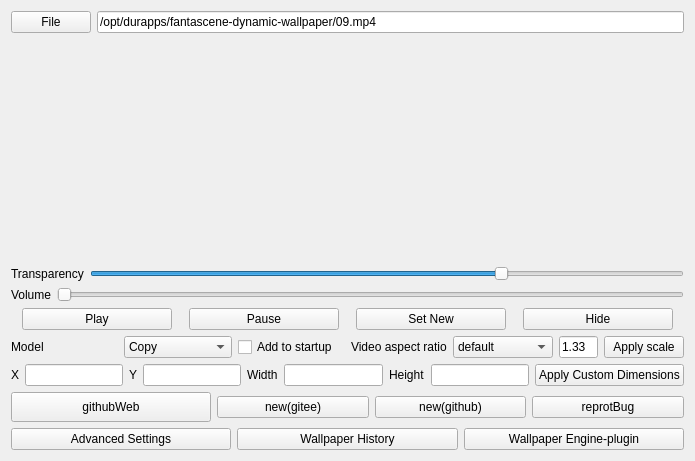
dependon/fantascene-dynamic-wallpaper, file src/settingwindow.ui: the form before one commit.
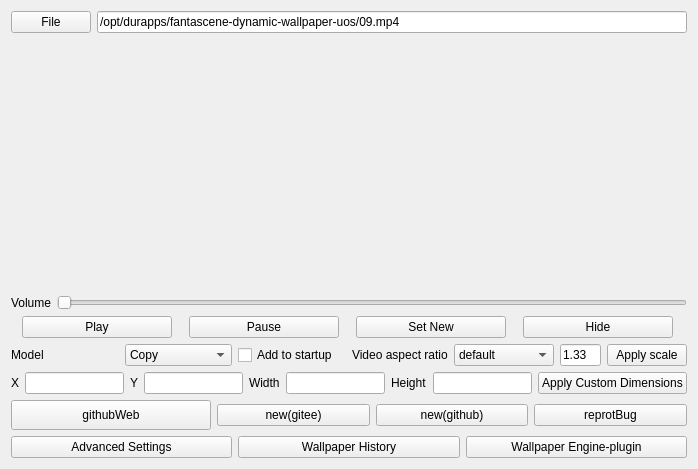
The form after the commit.

What changed in the file:
```diff
--- a/src/settingwindow.ui
+++ b/src/settingwindow.ui
@@ -6,27 +6,34 @@
    <rect>
     <x>0</x>
     <y>0</y>
-    <width>695</width>
-    <height>461</height>
+    <width>698</width>
+    <height>469</height>
    </rect>
   </property>
   <property name="windowTitle">
    <string>MainWindow</string>
   </property>
   <layout class="QGridLayout" name="gridLayout">
-   <item row="0" column="0">
-    <layout class="QHBoxLayout" name="horizontalLayout_2">
+   <item row="8" column="0">
+    <layout class="QHBoxLayout" name="horizontalLayout_4">
      <item>
-      <widget class="QPushButton" name="pathBtn">
+      <widget class="QPushButton" name="moreSettingBtn">
        <property name="text">
-        <string>File</string>
+        <string>Advanced Settings</string>
        </property>
       </widget>
      </item>
      <item>
-      <widget class="QLineEdit" name="pathEdit">
+      <widget class="QPushButton" name="history">
        <property name="text">
-        <string>/opt/durapps/fantascene-dynamic-wallpaper/09.mp4</string>
+        <string>Wallpaper History</string>
+       </property>
+      </widget>
+     </item>
+     <item>
+      <widget class="QPushButton" name="pluginBtn">
+       <property name="text">
+        <string>Wallpaper Engine-plugin</string>
        </property>
       </widget>
      </item>
@@ -82,68 +89,7 @@
      </item>
     </layout>
    </item>
-   <item row="3" column="0">
-    <spacer name="verticalSpacer">
-     <property name="orientation">
-      <enum>Qt::Vertical</enum>
-     </property>
-     <property name="sizeHint" stdset="0">
-      <size>
-       <width>20</width>
-       <height>40</height>
-      </size>
-     </property>
-    </spacer>
-   </item>
-   <item row="4" column="0">
-    <layout class="QHBoxLayout" name="horizontalLayout_17">
-     <item>
-      <widget class="QLabel" name="label_8">
-       <property name="text">
-        <string>Transparency</string>
-       </property>
-      </widget>
-     </item>
-     <item>
-      <widget class="QSlider" name="tansparency_slider">
-       <property name="minimum">
-        <number>1</number>
-       </property>
-       <property name="maximum">
-        <number>100</number>
-       </property>
-       <property name="value">
-        <number>70</number>
-       </property>
-       <property name="orientation">
-        <enum>Qt::Horizontal</enum>
-       </property>
-      </widget>
-     </item>
-    </layout>
-   </item>
    <item row="5" column="0">
-    <layout class="QHBoxLayout" name="horizontalLayout_3">
-     <item>
-      <widget class="QLabel" name="label">
-       <property name="text">
-        <string>Volume</string>
-       </property>
-      </widget>
-     </item>
-     <item>
-      <widget class="QSlider" name="Slider">
-       <property name="maximum">
-        <number>100</number>
-       </property>
-       <property name="orientation">
-        <enum>Qt::Horizontal</enum>
-       </property>
-      </widget>
-     </item>
-    </layout>
-   </item>
-   <item row="6" column="0">
     <layout class="QHBoxLayout" name="horizontalLayout">
      <item>
       <widget class="QPushButton" name="startBtn">
@@ -224,6 +170,91 @@
     </layout>
    </item>
    <item row="7" column="0">
+    <layout class="QHBoxLayout" name="horizontalLayout_14">
+     <item>
+      <widget class="QPushButton" name="mainWeb">
+       <property name="minimumSize">
+        <size>
+         <width>200</width>
+         <height>30</height>
+        </size>
+       </property>
+       <property name="text">
+        <string>githubWeb</string>
+       </property>
+      </widget>
+     </item>
+     <item>
+      <widget class="QPushButton" name="giteeWeb">
+       <property name="text">
+        <string>new(gitee)</string>
+       </property>
+      </widget>
+     </item>
+     <item>
+      <widget class="QPushButton" name="githubWeb">
+       <property name="text">
+        <string>new(github)</string>
+       </property>
+      </widget>
+     </item>
+     <item>
+      <widget class="QPushButton" name="bugBtn">
+       <property name="text">
+        <string>reprotBug</string>
+       </property>
+      </widget>
+     </item>
+    </layout>
+   </item>
+   <item row="3" column="0">
+    <spacer name="verticalSpacer">
+     <property name="orientation">
+      <enum>Qt::Vertical</enum>
+     </property>
+     <property name="sizeHint" stdset="0">
+      <size>
+       <width>20</width>
+       <height>40</height>
+      </size>
+     </property>
+    </spacer>
+   </item>
+   <item row="4" column="0">
+    <layout class="QHBoxLayout" name="horizontalLayout_3">
+     <item>
+      <widget class="QLabel" name="label">
+       <property name="text">
+        <string>Volume</string>
+       </property>
+      </widget>
+     </item>
+     <item>
+      <widget class="QSlider" name="Slider">
+       <property name="maximum">
+        <number>100</number>
+       </property>
+       <property name="orientation">
+        <enum>Qt::Horizontal</enum>
+       </property>
+      </widget>
+     </item>
+    </layout>
+   </item>
+   <item row="1" column="0">
+    <spacer name="verticalSpacer_2">
+     <property name="orientation">
+      <enum>Qt::Vertical</enum>
+     </property>
+     <property name="sizeHint" stdset="0">
+      <size>
+       <width>20</width>
+       <height>40</height>
+      </size>
+     </property>
+    </spacer>
+   </item>
+   <item row="6" column="0">
     <layout class="QVBoxLayout" name="verticalLayout">
      <item>
       <layout class="QHBoxLayout" name="horizontalLayout_12" stretch="1,1">
@@ -413,64 +444,19 @@
      </item>
     </layout>
    </item>
-   <item row="8" column="0">
-    <layout class="QHBoxLayout" name="horizontalLayout_14">
+   <item row="0" column="0">
+    <layout class="QHBoxLayout" name="horizontalLayout_2">
      <item>
-      <widget class="QPushButton" name="mainWeb">
-       <property name="minimumSize">
-        <size>
-         <width>200</width>
-         <height>30</height>
-        </size>
-       </property>
+      <widget class="QPushButton" name="pathBtn">
        <property name="text">
-        <string>githubWeb</string>
+        <string>File</string>
        </property>
       </widget>
      </item>
      <item>
-      <widget class="QPushButton" name="giteeWeb">
+      <widget class="QLineEdit" name="pathEdit">
        <property name="text">
-        <string>new(gitee)</string>
-       </property>
-      </widget>
-     </item>
-     <item>
-      <widget class="QPushButton" name="githubWeb">
-       <property name="text">
-        <string>new(github)</string>
-       </property>
-      </widget>
-     </item>
-     <item>
-      <widget class="QPushButton" name="bugBtn">
-       <property name="text">
-        <string>reprotBug</string>
-       </property>
-      </widget>
-     </item>
-    </layout>
-   </item>
-   <item row="9" column="0">
-    <layout class="QHBoxLayout" name="horizontalLayout_4">
-     <item>
-      <widget class="QPushButton" name="moreSettingBtn">
-       <property name="text">
-        <string>Advanced Settings</string>
-       </property>
-      </widget>
-     </item>
-     <item>
-      <widget class="QPushButton" name="history">
-       <property name="text">
-        <string>Wallpaper History</string>
-       </property>
-      </widget>
-     </item>
-     <item>
-      <widget class="QPushButton" name="pluginBtn">
-       <property name="text">
-        <string>Wallpaper Engine-plugin</string>
+        <string>/opt/durapps/fantascene-dynamic-wallpaper-uos/09.mp4</string>
        </property>
       </widget>
      </item>
```
Left out of the diff: 13 changed lines with no effect on the pictures.
